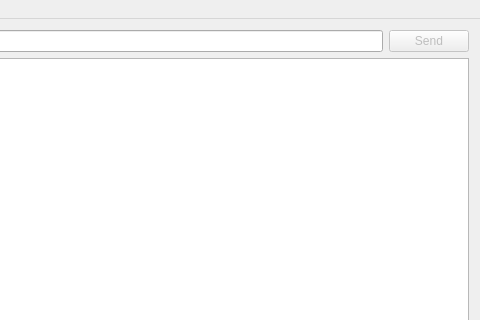
Qt form app/mainwindow.ui (a-pavlov/fantlab) before a commit; both pictures show x 474 to 954 and y 0 to 320 of the 954 by 575 pixel window.
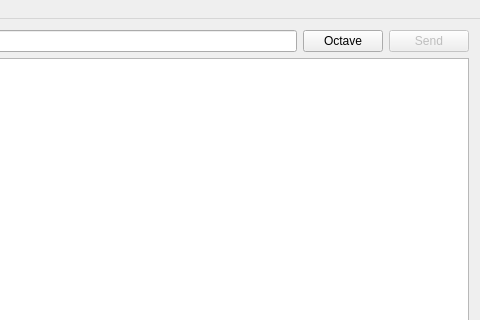
The same form after that commit.

Commit message: Add octave runner skeleton

What changed in the file:
```diff
--- a/app/mainwindow.ui
+++ b/app/mainwindow.ui
@@ -27,6 +27,13 @@
       <item>
        <widget class="QLineEdit" name="expEdit"/>
       </item>
+      <item>
+       <widget class="QPushButton" name="btnOctave">
+        <property name="text">
+         <string>Octave</string>
+        </property>
+       </widget>
+      </item>
       <item>
        <widget class="QPushButton" name="btnSend">
         <property name="enabled">
```
The commit also changes 5 other files.
